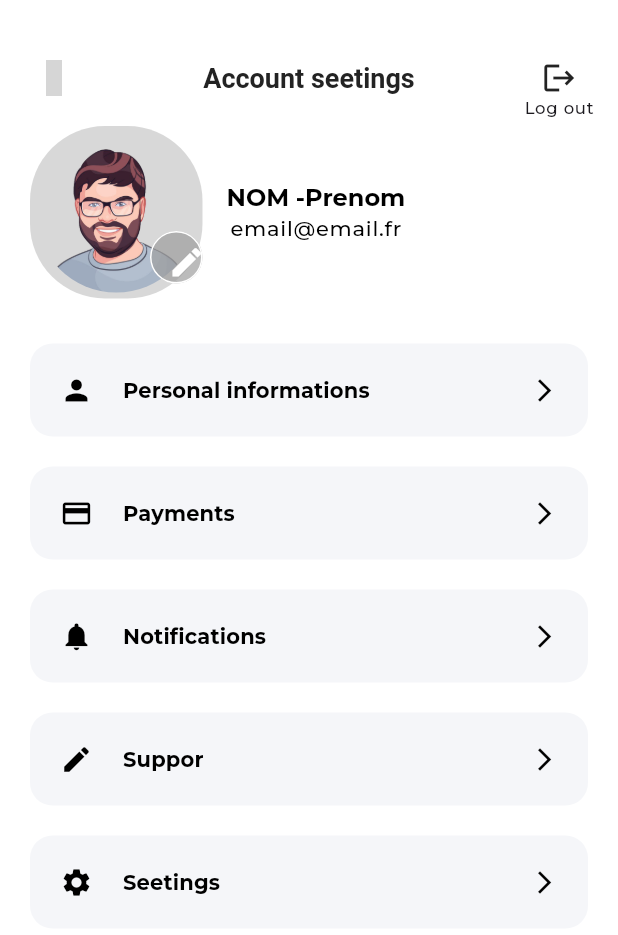
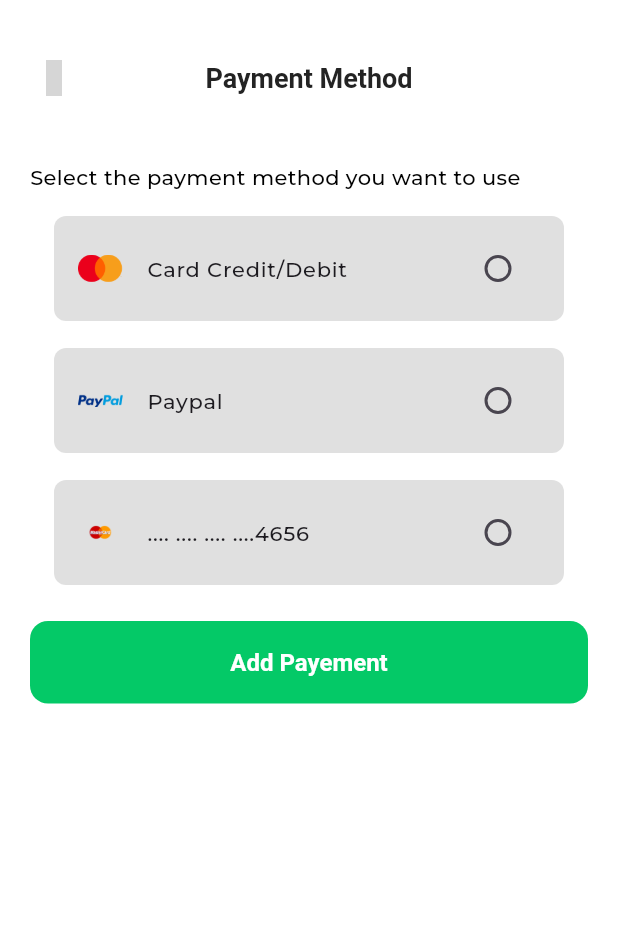
Before and after one commit to bentalla108/mbt_halal, a Flutter app: the ProfileScreen screen opened by its route, after a tap on "Payments", on a phone screen of 412 x 824 dp. Shown: the top 935 px of the screen. Run offline on Flutter 3.47's test engine with Material 3 defaults, Android fonts, the phone set to English and light mode, and no system bars; drawn by our look-alikes of flutter_easyloading; our stand-ins replace cached_network_image, carousel_slider, csc_picker, dotted_line, flutter_credit_card, flutter_svg and 6 more; missing offline and left inert: country_pickers; accounts and stored records are empty; network calls fail; project files that could hold a hidden picture were left out; grey boxes are pictures that could not be loaded.

Commit message:
Payement methode set!

```diff
--- a/lib/scr/screens/authentication/screen/profile/profile_screen.dart
+++ b/lib/scr/screens/authentication/screen/profile/profile_screen.dart
@@ -3,6 +3,7 @@ import 'package:get/get.dart';
 import 'package:mtb_halal/scr/common/widgets/appbar/appbar.dart';
 import 'package:mtb_halal/scr/core/utils/constants/sizes.dart';
 import 'package:mtb_halal/scr/screens/authentication/screen/profile/widgets/edit_profile.dart';
+import 'package:mtb_halal/scr/screens/authentication/screen/profile/widgets/payements_sections.dart';
 
 import '../../controllers/auth_controller.dart';
 import 'widgets/profile_menu.dart';
@@ -68,12 +69,12 @@ class ProfileScreen extends StatelessWidget {
             ProfileMenu(
               text: "Personal informations",
               icon: Icons.person,
-              press: () => Get.to(const EditProfile()),
+              press: () => Get.to(() => const EditProfile()),
             ),
             ProfileMenu(
               text: "Payments",
               icon: Icons.payment,
-              press: () {},
+              press: () => Get.to(() => const EditPayment()),
             ),
             ProfileMenu(
               text: "Notifications",
--- /dev/null
+++ b/lib/scr/screens/authentication/screen/profile/widgets/payements_sections.dart
@@ -0,0 +1,97 @@
+import 'package:flutter/material.dart';
+import 'package:get/get.dart';
+import 'package:mtb_halal/scr/core/app_export.dart';
+import 'package:nb_utils/nb_utils.dart';
+
+import 'add_payement.dart';
+
+class EditPayment extends StatefulWidget {
+  const EditPayment({super.key});
+
+  @override
+  EditPaymentState createState() => EditPaymentState();
+}
+
+class EditPaymentState extends State<EditPayment> {
+  final List<String> paymentList = [
+    'Card Credit/Debit',
+    'Paypal',
+    '.... .... .... ....4656'
+  ];
+  final List<String> paymentImageList = [
+    'assets/images/mastercard-2.png',
+    'assets/images/paypal.png',
+    'assets/images/ic_master_card.png',
+  ];
+
+  var payment = '';
+
+  @override
+  Widget build(BuildContext context) {
+    return Scaffold(
+      appBar: const BAppbar(
+        centerTitle: true,
+        showBackArrow: true,
+        title: Text('Payment Method'),
+      ),
+      body: Padding(
+        padding: const EdgeInsets.symmetric(horizontal: 20),
+        child: Column(
+          crossAxisAlignment: CrossAxisAlignment.start,
+          children: [
+            const SizedBox(height: 24),
+            const Text(
+              'Select the payment method you want to use',
+            ),
+            ListView.separated(
+              shrinkWrap: true,
+              controller: ScrollController(),
+              itemCount: paymentList.length,
+              padding: const EdgeInsets.all(16),
+              separatorBuilder: (_, __) => const SizedBox(height: 10),
+              itemBuilder: (context, index) => Container(
+                margin: const EdgeInsets.only(bottom: 8),
+                decoration: boxDecorationWithRoundedCorners(
+                  borderRadius:
+                      BorderRadius.all(Radius.circular(defaultRadius)),
+                  backgroundColor: BColors.grey,
+                ),
+                padding: const EdgeInsets.symmetric(vertical: 12),
+                child: RadioListTile(
+                  visualDensity: const VisualDensity(
+                      horizontal: VisualDensity.minimumDensity,
+                      vertical: VisualDensity.minimumDensity),
+                  title: Row(
+                    children: [
+                      Image.asset(paymentImageList[index],
+                          height: 30, width: 30, fit: BoxFit.contain),
+                      const SizedBox(width: 16),
+                      Text(
+                        paymentList[index],
+                      ),
+                    ],
+                  ),
+                  controlAffinity: ListTileControlAffinity.trailing,
+                  value: paymentList[index],
+                  groupValue: payment,
+                  activeColor: BColors.secondary,
+                  onChanged: (value) {
+                    setState(() {
+                      payment = value.toString();
+                    });
+                  },
+                ),
+              ),
+            ),
+            SizedBox(
+              width: double.infinity,
+              child: ElevatedButton(
+                  onPressed: () => Get.to(() => AddCardPayement()),
+                  child: const Text('Add Payement')),
+            )
+          ],
+        ),
+      ),
+    );
+  }
+}
--- a/pubspec.yaml
+++ b/pubspec.yaml
@@ -28,6 +28,7 @@ dependencies:
   csc_picker: ^0.2.7
   image_picker: ^1.0.7
   country_pickers: ^2.0.0
+  nb_utils: ^4.6.22
 
 dev_dependencies:
   flutter_test:
```
Also changed, not shown: lib/scr/screens/authentication/screen/profile/widgets/add_payement.dart (added, +84 -0 lines), lib/scr/screens/authentication/screen/profile/widgets/edit_profile.dart (+23 -3 lines), lib/scr/screens/cart/screen/my_cart_screen.dart (+1 -26 lines), assets/images/ic_master_card.png (added), pubspec.lock, 5 other files.
